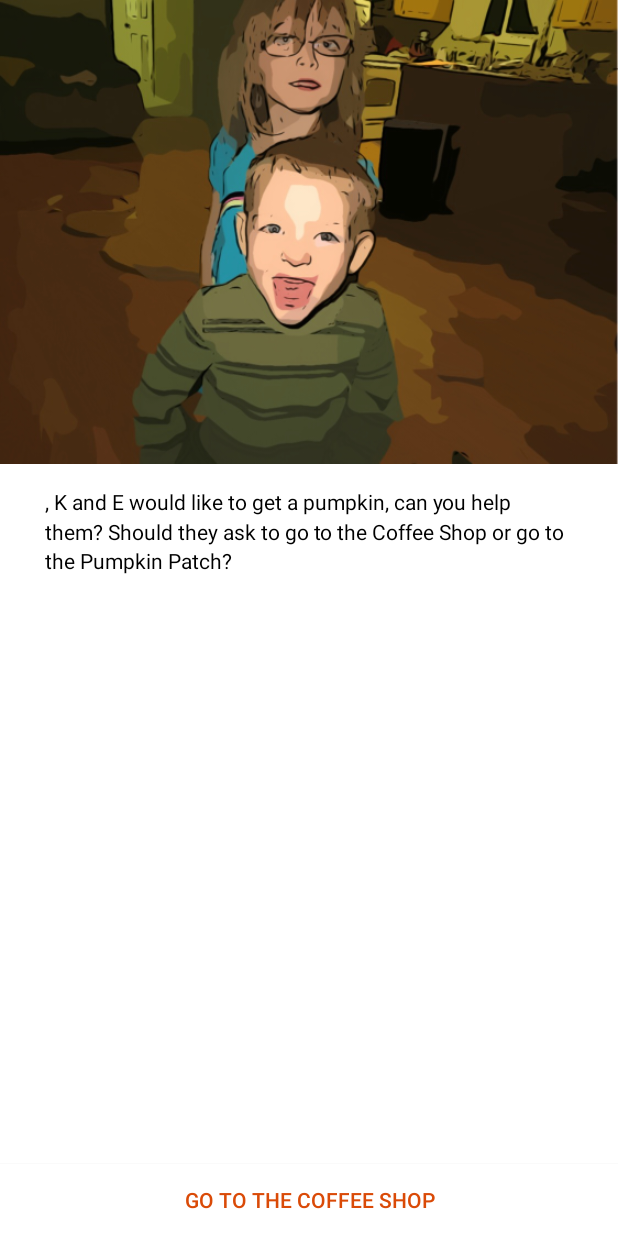
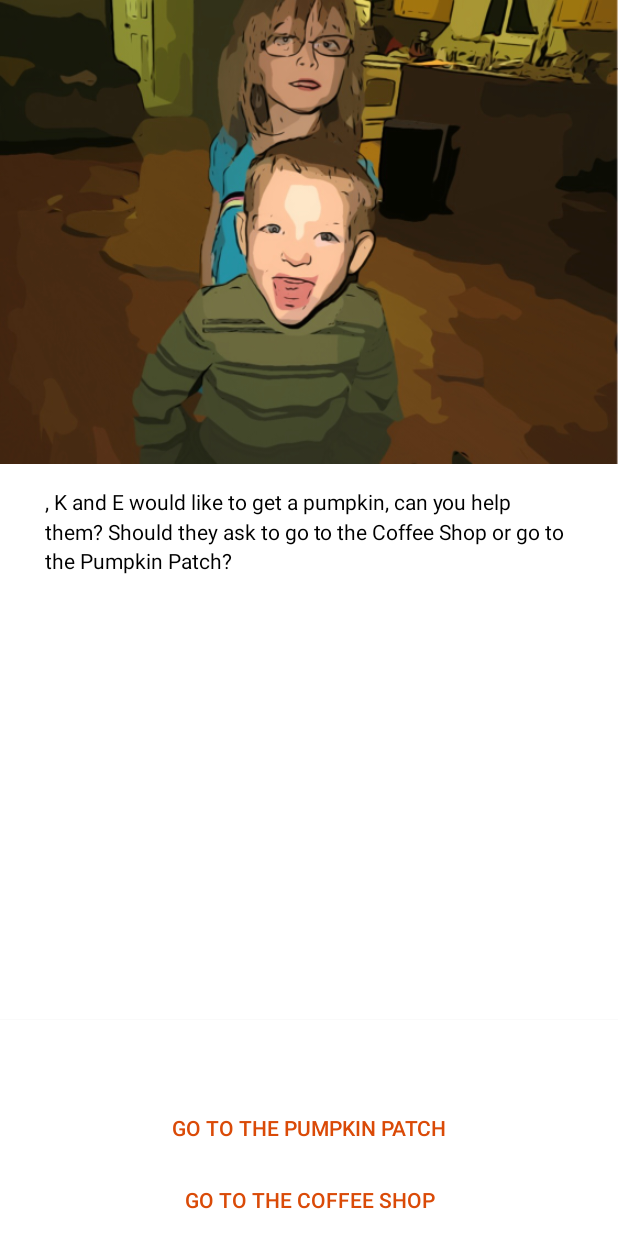
Before and after one commit to kenxwagner/K_and_EGetAPumpkin, an Android app: the screen it shows after launch (StoryActivity), after a tap on "HELP K & E", on a phone screen of 412 x 824 dp. Run offline under Robolectric (Android 15) with nearby library versions, the phone set to English and light mode, and no system bars.

Commit message:
Alpha Prototype is finished.

```diff
--- a/app/src/main/java/kennewickpractice/com/kegetapumpkin/model/Page.java
+++ b/app/src/main/java/kennewickpractice/com/kegetapumpkin/model/Page.java
@@ -20,12 +20,12 @@ public class Page {
 
     }
 
-    public boolean ismIsFinal() {
+    public boolean isFinal() {
         return mIsFinal;
     }
 
-    public void setmIsFinal(boolean mIsFinal) {
-        this.mIsFinal = mIsFinal;
+    public void setFinal(boolean isFinal) {
+        this.mIsFinal = isFinal;
     }
 
     public Page(int imageId, String text) {
--- a/app/src/main/java/kennewickpractice/com/kegetapumpkin/model/Story.java
+++ b/app/src/main/java/kennewickpractice/com/kegetapumpkin/model/Story.java
@@ -11,83 +11,91 @@ public class Story {
     public Story(){
         mPages = new Page[11];
 
+
         mPages[0] = new Page(
                 R.mipmap.page0,
                 "%1$s, K and E would like to get a pumpkin, can you help them? Should they ask to go to the Coffee Shop or go to the Pumpkin Patch?",
-                new Choice("Go to the Coffee Shop", 1),
+                new Choice("Go to the Coffee Shop",  1),
                 new Choice("Go to the Pumpkin Patch",  2),
-                new Choice(null,3));
+                new Choice("",  99));
+
 
         mPages[1]=new Page(
                 R.mipmap.page1,
                 "You have arrived at the Coffee Shop, the parents of K and E get coffee. K and E get hot chocolate, and so do you,  %1$s!  Finish your drink and we will go to the Pumpkin Patch.",
-                new Choice("Go to the Pumpkin Patch",  1),
-                new Choice("null",  2),
-                new Choice(null,  3));
+                new Choice("Go to the Pumpkin Patch",  2),
+                new Choice("",  99),
+                new Choice("",  99));
+
 
         mPages[2]=new Page(
                 R.mipmap.page2,
                 "Welcome to the Pumpkin Patch! You can either look for pumpkins after the Corn Maze or you can ride the Tractor to the pumpkins.",
-                new Choice("Go to the Corn Maze",  1),
-                new Choice("Go on the Tractor Ride",  2),
-                new Choice(null,  3));
+                new Choice("Go to the Corn Maze",  3),
+                new Choice("Go on the Tractor Ride",  4),
+                new Choice("",  99));
+
 
         mPages[3]=new Page(
                 R.mipmap.page3,
-                "You are in the Corn Maze, but it is much bigger than K and E thought it would be. What should we do?",
-                new Choice("Go Back to the Pumpkin Patch",  1),
-                new Choice("Finish the Corn Maze",  2),
-                new Choice(null,  3));
+                "You are in the Corn Maze, but it is much bigger than K and E thought it would be. Their parents said you can find the tractor at the end of the Corn Maze. What should we do?",
+                new Choice("Go Back to the Pumpkin Patch",  2),
+                new Choice("Finish the Corn Maze",  4),
+                new Choice("",  99));
+
 
         mPages[4]=new Page(
                 R.mipmap.page4,
                 "You are riding the tractor and it stops three times. Which one would you like to take?",
-                new Choice("Get off at the First Stop",  1),
-                new Choice("Get off at the Second Stop",  2),
-                new Choice("Get off at the Third Stop",  3));
+                new Choice("Get off at the First Stop",  5),
+                new Choice("Get off at the Second Stop",  6),
+                new Choice("Get off at the Third Stop",  7));
+
 
         mPages[5]=new Page(
                 R.mipmap.page5,
                 "You found  a Giant Pumpkin! Sorry, it is too big for anyone to pick it up. Try a different area.",
-                new Choice("Go Back to the Tractor Ride",  1),
-                new Choice("Take the Left Path",  2),
-                new Choice("Take the Right Path",  3));
+                new Choice("Go Back to the Tractor Ride",  4),
+                new Choice("Take the Left Path",  6),
+                new Choice("Take the Right Path",  7));
+
 
         mPages[6]=new Page(
                 R.mipmap.page6,
                 "Ugh! What is that smell? You brought K and E to where the pumpkin patch owners left rotten pumpkins out. These are not the right pumpkins.",
-                new Choice("Go Back to the Tractor Ride",  1),
-                new Choice("Take the Left Path",  2),
-                new Choice("Take the Right Path",  3));
+                new Choice("Go Back to the Tractor Ride",  4),
+                new Choice("Take the Left Path",  7),
+                new Choice("Take the Right Path",  5));
 
 
         mPages[7]=new Page(
                 R.mipmap.page7,
                 "K and E are happy! You found the Right Pumpkin!",
-                new Choice("Buy it",  1),
-                new Choice("Go Back to the Tractor Ride",  2),
-                new Choice(null,  3));
+                new Choice("Buy it",  8),
+                new Choice("Go Back to the Tractor Ride",  4),
+                new Choice("",  99));
+
 
         mPages[8]=new Page(
                 R.mipmap.page8,
                 "K and E hand over the pumpkin so that their parents can buy it. They are happy you came along. ",
-                new Choice("next page",  1),
-                new Choice("null",  2),
-                new Choice(null,  3));
+                new Choice("next page",  9),
+                new Choice("0",  99),
+                new Choice("0",  99));
+
 
         mPages[9]=new Page(
                 R.mipmap.page9,
                 "Thanks your you help %1$s, K and E would like to thank you.",
-                new Choice("The last page",  1),
-                new Choice("null",  2),
-                new Choice(null,  3));
+                new Choice("The last page",  10),
+                new Choice("",  99),
+                new Choice("",  99));
+
 
         mPages[10]=new Page(
                 R.mipmap.page10,
-                "Happy Halloween",
-                new Choice("Close",  1),
-                new Choice("null",  2),
-                new Choice(null,  3));
+                "Happy Halloween");
+
     }
 
     public Page getPage(int pageNumber) {
--- a/app/src/main/java/kennewickpractice/com/kegetapumpkin/ui/MainActivity.java
+++ b/app/src/main/java/kennewickpractice/com/kegetapumpkin/ui/MainActivity.java
@@ -37,4 +37,10 @@ public class MainActivity extends AppCompatActivity {
         intent.putExtra(getString(R.string.title_name), name);
         startActivity(intent);
     }
+
+    @Override
+    protected void onResume() {
+        super.onResume();
+        mNameField.setText("");
+    }
 }
--- a/app/src/main/java/kennewickpractice/com/kegetapumpkin/ui/StoryActivity.java
+++ b/app/src/main/java/kennewickpractice/com/kegetapumpkin/ui/StoryActivity.java
@@ -61,6 +61,18 @@ public class StoryActivity extends AppCompatActivity {
         pageText = String.format(pageText, mName);
         mTextView.setText(pageText);
 
+        if (mCurrentPage.isFinal()){
+            mChoice2.setVisibility(View.GONE);
+
+            mChoice3.setText("PLAY AGAIN");
+            mChoice1.setVisibility(View.GONE);
+            mChoice3.setOnClickListener(new View.OnClickListener() {
+                @Override
+                public void onClick(View v) {
+                    finish();
+                }
+            });
+        }
         mChoice1.setText(mCurrentPage.getChoice1().getText());
         mChoice2.setText(mCurrentPage.getChoice2().getText());
         mChoice3.setText(mCurrentPage.getChoice3().getText());
--- a/app/src/main/res/layout/content_story.xml
+++ b/app/src/main/res/layout/content_story.xml
@@ -55,7 +55,7 @@
         android:layout_alignStart="@+id/choiceButton1"
         android:background="@android:color/white"
         android:clickable="false"
-        android:visibility="gone"
+        android:visibility="visible"
         android:textColor="#da4a07"/>
 
     <Button
@@ -67,7 +67,7 @@
         android:layout_centerHorizontal="true"
         android:background="@android:color/white"
         android:clickable="false"
-        android:visibility="gone"
+        android:visibility="visible"
         android:textColor="#da4a07"/>
 
 </RelativeLayout>
```
Also changed, not shown: 1 other file.
